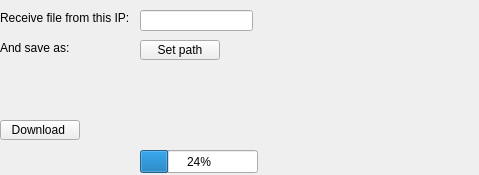
Before: the Qt Designer form downloadwidget.ui in JerzySpendel/LanTransfer, drawn with Qt 5.
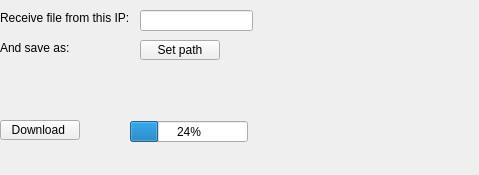
After: the same form once the commit is applied.

What changed in the file:
```diff
--- a/downloadwidget.ui
+++ b/downloadwidget.ui
@@ -52,10 +52,10 @@
   <widget class="QProgressBar" name="progressBar">
    <property name="geometry">
     <rect>
-     <x>140</x>
-     <y>150</y>
+     <x>130</x>
+     <y>121</y>
      <width>118</width>
-     <height>23</height>
+     <height>21</height>
     </rect>
    </property>
    <property name="value">
```
